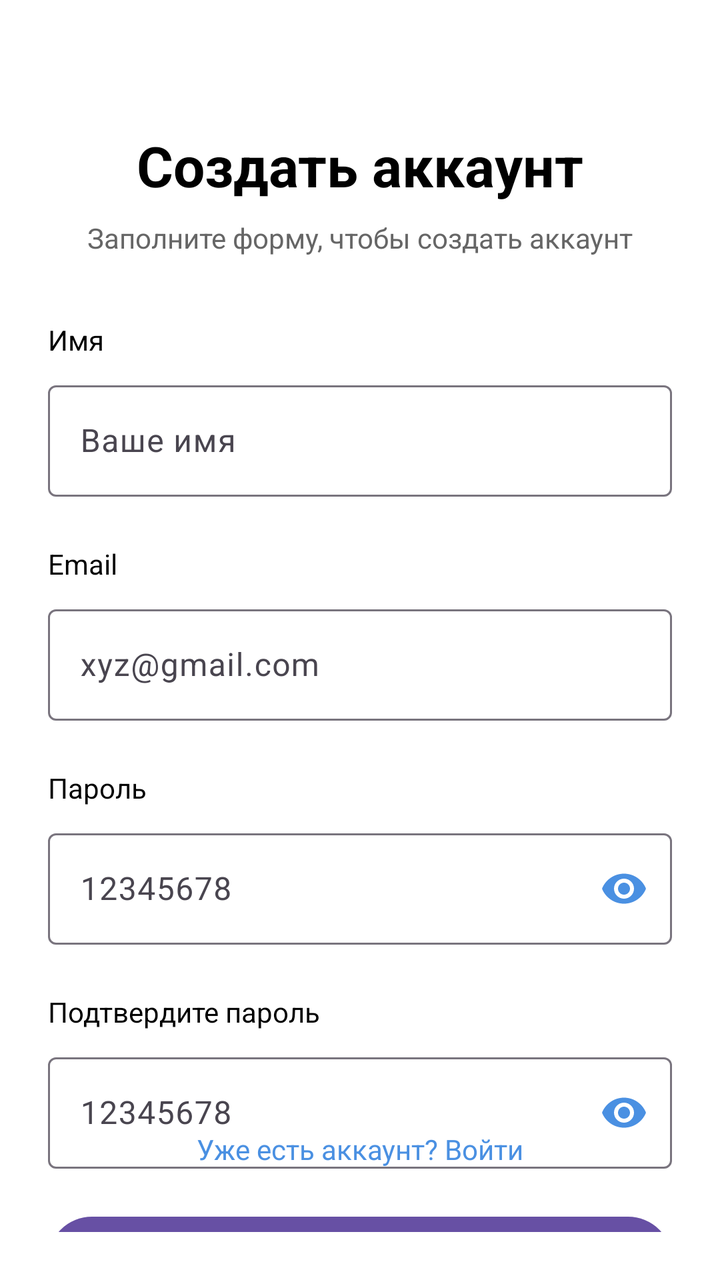
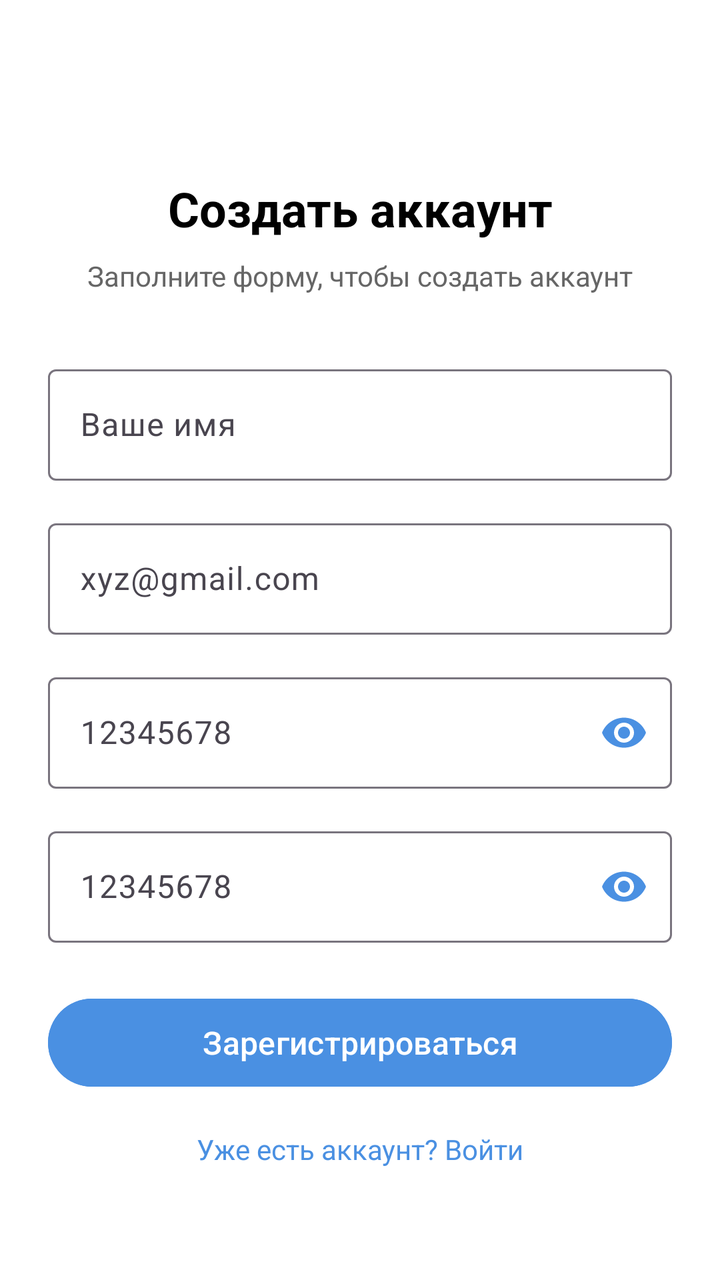

Before-and-after screenshots of an Android layout around one commit, followed by the original layout XML and the change that was made.
<!-- AndroidManifest.xml: application theme Theme.SmartHome -->
<!-- res/layout/activity_register.xml -->
<?xml version="1.0" encoding="utf-8"?>
<androidx.constraintlayout.widget.ConstraintLayout
    xmlns:android="http://schemas.android.com/apk/res/android"
    xmlns:app="http://schemas.android.com/apk/res-auto"
    xmlns:tools="http://schemas.android.com/tools"
    android:layout_width="match_parent"
    android:layout_height="match_parent"
    android:padding="24dp"
    android:background="@color/white"
    tools:context=".RegisterActivity">

    
    <TextView
        android:id="@+id/tvWelcome"
        android:layout_width="wrap_content"
        android:layout_height="wrap_content"
        android:text="Создать аккаунт"
        android:textSize="28sp"
        android:textStyle="bold"
        android:textColor="@color/black"
        app:layout_constraintTop_toTopOf="parent"
        app:layout_constraintStart_toStartOf="parent"
        app:layout_constraintEnd_toEndOf="parent"
        android:layout_marginTop="40dp" />

    
    <TextView
        android:id="@+id/tvSubtitle"
        android:layout_width="0dp"
        android:layout_height="wrap_content"
        android:text="Заполните форму, чтобы создать аккаунт"
        android:textSize="14sp"
        android:textColor="#666666"
        android:gravity="center"
        app:layout_constraintTop_toBottomOf="@+id/tvWelcome"
        app:layout_constraintStart_toStartOf="parent"
        app:layout_constraintEnd_toEndOf="parent"
        android:layout_marginTop="8dp" />

    
    <TextView
        android:id="@+id/tvNameLabel"
        android:layout_width="wrap_content"
        android:layout_height="wrap_content"
        android:text="Имя"
        android:textSize="14sp"
        android:textColor="@color/black"
        android:layout_marginTop="32dp"
        app:layout_constraintTop_toBottomOf="@+id/tvSubtitle"
        app:layout_constraintStart_toStartOf="parent" />

    <com.google.android.material.textfield.TextInputLayout
        android:id="@+id/tilName"
        android:layout_width="0dp"
        android:layout_height="wrap_content"
        app:layout_constraintTop_toBottomOf="@+id/tvNameLabel"
        app:layout_constraintStart_toStartOf="parent"
        app:layout_constraintEnd_toEndOf="parent"
        android:layout_marginTop="8dp"
        style="@style/Widget.Material3.TextInputLayout.OutlinedBox">

        <com.google.android.material.textfield.TextInputEditText
            android:id="@+id/etName"
            android:layout_width="match_parent"
            android:layout_height="wrap_content"
            android:hint="Ваше имя"
            android:inputType="textPersonName"
            android:textColor="@color/black"
            android:textColorHint="#999999" />

    </com.google.android.material.textfield.TextInputLayout>

    
    <TextView
        android:id="@+id/tvEmailLabel"
        android:layout_width="wrap_content"
        android:layout_height="wrap_content"
        android:text="Email"
        android:textSize="14sp"
        android:textColor="@color/black"
        android:layout_marginTop="24dp"
        app:layout_constraintTop_toBottomOf="@+id/tilName"
        app:layout_constraintStart_toStartOf="parent" />

    <com.google.android.material.textfield.TextInputLayout
        android:id="@+id/tilEmail"
        android:layout_width="0dp"
        android:layout_height="wrap_content"
        app:layout_constraintTop_toBottomOf="@+id/tvEmailLabel"
        app:layout_constraintStart_toStartOf="parent"
        app:layout_constraintEnd_toEndOf="parent"
        android:layout_marginTop="8dp"
        style="@style/Widget.Material3.TextInputLayout.OutlinedBox">

        <com.google.android.material.textfield.TextInputEditText
            android:id="@+id/etEmail"
            android:layout_width="match_parent"
            android:layout_height="wrap_content"
            android:hint="xyz@gmail.com"
            android:inputType="textEmailAddress"
            android:textColor="@color/black"
            android:textColorHint="#999999" />

    </com.google.android.material.textfield.TextInputLayout>

    
    <TextView
        android:id="@+id/tvPasswordLabel"
        android:layout_width="wrap_content"
        android:layout_height="wrap_content"
        android:text="Пароль"
        android:textSize="14sp"
        android:textColor="@color/black"
        android:layout_marginTop="24dp"
        app:layout_constraintTop_toBottomOf="@+id/tilEmail"
        app:layout_constraintStart_toStartOf="parent" />

    <com.google.android.material.textfield.TextInputLayout
        android:id="@+id/tilPassword"
        android:layout_width="0dp"
        android:layout_height="wrap_content"
        app:layout_constraintTop_toBottomOf="@+id/tvPasswordLabel"
        app:layout_constraintStart_toStartOf="parent"
        app:layout_constraintEnd_toEndOf="parent"
        android:layout_marginTop="8dp"
        app:passwordToggleEnabled="true"
        app:passwordToggleTint="@color/blue_500"
        style="@style/Widget.Material3.TextInputLayout.OutlinedBox">

        <com.google.android.material.textfield.TextInputEditText
            android:id="@+id/etPassword"
            android:layout_width="match_parent"
            android:layout_height="wrap_content"
            android:hint="12345678"
            android:inputType="textPassword"
            android:textColor="@color/black"
            android:textColorHint="#999999" />

    </com.google.android.material.textfield.TextInputLayout>

    
    <TextView
        android:id="@+id/tvConfirmPasswordLabel"
        android:layout_width="wrap_content"
        android:layout_height="wrap_content"
        android:text="Подтвердите пароль"
        android:textSize="14sp"
        android:textColor="@color/black"
        android:layout_marginTop="24dp"
        app:layout_constraintTop_toBottomOf="@+id/tilPassword"
        app:layout_constraintStart_toStartOf="parent" />

    <com.google.android.material.textfield.TextInputLayout
        android:id="@+id/tilConfirmPassword"
        android:layout_width="0dp"
        android:layout_height="wrap_content"
        app:layout_constraintTop_toBottomOf="@+id/tvConfirmPasswordLabel"
        app:layout_constraintStart_toStartOf="parent"
        app:layout_constraintEnd_toEndOf="parent"
        android:layout_marginTop="8dp"
        app:passwordToggleEnabled="true"
        app:passwordToggleTint="@color/blue_500"
        style="@style/Widget.Material3.TextInputLayout.OutlinedBox">

        <com.google.android.material.textfield.TextInputEditText
            android:id="@+id/etConfirmPassword"
            android:layout_width="match_parent"
            android:layout_height="wrap_content"
            android:hint="12345678"
            android:inputType="textPassword"
            android:textColor="@color/black"
            android:textColorHint="#999999" />

    </com.google.android.material.textfield.TextInputLayout>

    
    <Button
        android:id="@+id/btnRegister"
        android:layout_width="0dp"
        android:layout_height="52dp"
        android:text="Зарегистрироваться"
        android:textSize="16sp"
        android:textColor="@color/white"
        android:background="@drawable/bg_button_login"
        app:layout_constraintTop_toBottomOf="@+id/tilConfirmPassword"
        app:layout_constraintStart_toStartOf="parent"
        app:layout_constraintEnd_toEndOf="parent"
        android:layout_marginTop="24dp" />

    
    <TextView
        android:id="@+id/tvLoginInstead"
        android:layout_width="wrap_content"
        android:layout_height="wrap_content"
        android:text="Уже есть аккаунт? Войти"
        android:textSize="14sp"
        android:textColor="@color/blue_500"
        android:clickable="true"
        android:focusable="true"
        android:background="?attr/selectableItemBackground"
        app:layout_constraintBottom_toBottomOf="parent"
        app:layout_constraintStart_toStartOf="parent"
        app:layout_constraintEnd_toEndOf="parent"
        android:layout_marginBottom="32dp" />

</androidx.constraintlayout.widget.ConstraintLayout>
<!-- resources referenced by this layout -->
<resources>
  <color name="black">#FF000000</color>
  <color name="blue_500">#4A90E2</color>
  <color name="white">#FFFFFF</color>
  <!-- drawable bg_button_login (drawable) -->
  <?xml version="1.0" encoding="utf-8"?>
  <shape xmlns:android="http://schemas.android.com/apk/res/android">
      <solid android:color="@color/blue_500" />
      <corners android:radius="22dp" />
  </shape>
  <style name="Theme.SmartHome" parent="Base.Theme.SmartHome" />
  <style name="Base.Theme.SmartHome" parent="Theme.Material3.DayNight.NoActionBar">
          
          
      </style>
</resources>

<!-- the commit's change to res/layout/activity_register.xml (unified diff, before → after) -->
@@ -15,13 +15,13 @@
         android:layout_width="wrap_content"
         android:layout_height="wrap_content"
         android:text="Создать аккаунт"
-        android:textSize="28sp"
+        android:textSize="24sp"
         android:textStyle="bold"
         android:textColor="@color/black"
         app:layout_constraintTop_toTopOf="parent"
         app:layout_constraintStart_toStartOf="parent"
         app:layout_constraintEnd_toEndOf="parent"
-        android:layout_marginTop="40dp" />
+        android:layout_marginTop="64dp" />
 
     
     <TextView
@@ -38,25 +38,14 @@
         android:layout_marginTop="8dp" />
 
     
-    <TextView
-        android:id="@+id/tvNameLabel"
-        android:layout_width="wrap_content"
-        android:layout_height="wrap_content"
-        android:text="Имя"
-        android:textSize="14sp"
-        android:textColor="@color/black"
-        android:layout_marginTop="32dp"
-        app:layout_constraintTop_toBottomOf="@+id/tvSubtitle"
-        app:layout_constraintStart_toStartOf="parent" />
-
     <com.google.android.material.textfield.TextInputLayout
         android:id="@+id/tilName"
         android:layout_width="0dp"
         android:layout_height="wrap_content"
-        app:layout_constraintTop_toBottomOf="@+id/tvNameLabel"
+        app:layout_constraintTop_toBottomOf="@+id/tvSubtitle"
         app:layout_constraintStart_toStartOf="parent"
         app:layout_constraintEnd_toEndOf="parent"
-        android:layout_marginTop="8dp"
+        android:layout_marginTop="32dp"
         style="@style/Widget.Material3.TextInputLayout.OutlinedBox">
 
         <com.google.android.material.textfield.TextInputEditText
@@ -71,25 +60,14 @@
     </com.google.android.material.textfield.TextInputLayout>
 
     
-    <TextView
-        android:id="@+id/tvEmailLabel"
-        android:layout_width="wrap_content"
-        android:layout_height="wrap_content"
-        android:text="Email"
-        android:textSize="14sp"
-        android:textColor="@color/black"
-        android:layout_marginTop="24dp"
-        app:layout_constraintTop_toBottomOf="@+id/tilName"
-        app:layout_constraintStart_toStartOf="parent" />
-
     <com.google.android.material.textfield.TextInputLayout
         android:id="@+id/tilEmail"
         android:layout_width="0dp"
         android:layout_height="wrap_content"
-        app:layout_constraintTop_toBottomOf="@+id/tvEmailLabel"
+        app:layout_constraintTop_toBottomOf="@+id/tilName"
         app:layout_constraintStart_toStartOf="parent"
         app:layout_constraintEnd_toEndOf="parent"
-        android:layout_marginTop="8dp"
+        android:layout_marginTop="16dp"
         style="@style/Widget.Material3.TextInputLayout.OutlinedBox">
 
         <com.google.android.material.textfield.TextInputEditText
@@ -104,25 +82,14 @@
     </com.google.android.material.textfield.TextInputLayout>
 
     
-    <TextView
-        android:id="@+id/tvPasswordLabel"
-        android:layout_width="wrap_content"
-        android:layout_height="wrap_content"
-        android:text="Пароль"
-        android:textSize="14sp"
-        android:textColor="@color/black"
-        android:layout_marginTop="24dp"
-        app:layout_constraintTop_toBottomOf="@+id/tilEmail"
-        app:layout_constraintStart_toStartOf="parent" />
-
     <com.google.android.material.textfield.TextInputLayout
         android:id="@+id/tilPassword"
         android:layout_width="0dp"
         android:layout_height="wrap_content"
-        app:layout_constraintTop_toBottomOf="@+id/tvPasswordLabel"
+        app:layout_constraintTop_toBottomOf="@+id/tilEmail"
         app:layout_constraintStart_toStartOf="parent"
         app:layout_constraintEnd_toEndOf="parent"
-        android:layout_marginTop="8dp"
+        android:layout_marginTop="16dp"
         app:passwordToggleEnabled="true"
         app:passwordToggleTint="@color/blue_500"
         style="@style/Widget.Material3.TextInputLayout.OutlinedBox">
@@ -139,25 +106,14 @@
     </com.google.android.material.textfield.TextInputLayout>
 
     
-    <TextView
-        android:id="@+id/tvConfirmPasswordLabel"
-        android:layout_width="wrap_content"
-        android:layout_height="wrap_content"
-        android:text="Подтвердите пароль"
-        android:textSize="14sp"
-        android:textColor="@color/black"
-        android:layout_marginTop="24dp"
-        app:layout_constraintTop_toBottomOf="@+id/tilPassword"
-        app:layout_constraintStart_toStartOf="parent" />
-
     <com.google.android.material.textfield.TextInputLayout
         android:id="@+id/tilConfirmPassword"
         android:layout_width="0dp"
         android:layout_height="wrap_content"
-        app:layout_constraintTop_toBottomOf="@+id/tvConfirmPasswordLabel"
+        app:layout_constraintTop_toBottomOf="@+id/tilPassword"
         app:layout_constraintStart_toStartOf="parent"
         app:layout_constraintEnd_toEndOf="parent"
-        android:layout_marginTop="8dp"
+        android:layout_marginTop="16dp"
         app:passwordToggleEnabled="true"
         app:passwordToggleTint="@color/blue_500"
         style="@style/Widget.Material3.TextInputLayout.OutlinedBox">
@@ -181,7 +137,7 @@
         android:text="Зарегистрироваться"
         android:textSize="16sp"
         android:textColor="@color/white"
-        android:background="@drawable/bg_button_login"
+        android:backgroundTint="@color/blue_500"
         app:layout_constraintTop_toBottomOf="@+id/tilConfirmPassword"
         app:layout_constraintStart_toStartOf="parent"
         app:layout_constraintEnd_toEndOf="parent"
@@ -195,9 +151,6 @@
         android:text="Уже есть аккаунт? Войти"
         android:textSize="14sp"
         android:textColor="@color/blue_500"
-        android:clickable="true"
-        android:focusable="true"
-        android:background="?attr/selectableItemBackground"
         app:layout_constraintBottom_toBottomOf="parent"
         app:layout_constraintStart_toStartOf="parent"
         app:layout_constraintEnd_toEndOf="parent"
<!-- resource entries referenced after the edit -->
@@ -3,12 +3,6 @@
   <color name="black">#FF000000</color>
   <color name="blue_500">#4A90E2</color>
   <color name="white">#FFFFFF</color>
-  <!-- drawable bg_button_login (drawable) -->
-  <?xml version="1.0" encoding="utf-8"?>
-  <shape xmlns:android="http://schemas.android.com/apk/res/android">
-      <solid android:color="@color/blue_500" />
-      <corners android:radius="22dp" />
-  </shape>
   <style name="Theme.SmartHome" parent="Base.Theme.SmartHome" />
   <style name="Base.Theme.SmartHome" parent="Theme.Material3.DayNight.NoActionBar">
           
